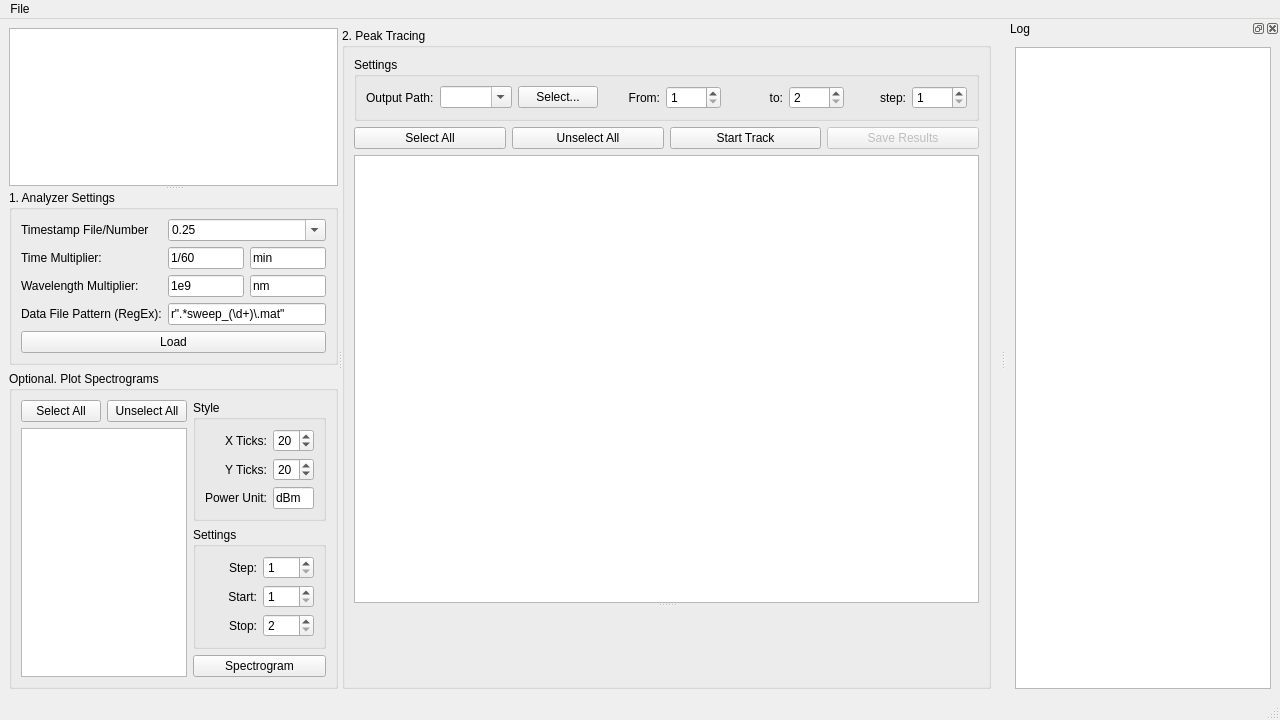
The window that RetrospectiveAnalysis/src/uic/ra_main_window.ui (EzekielDaun/biosensors) describes before a commit, drawn with Qt 5.
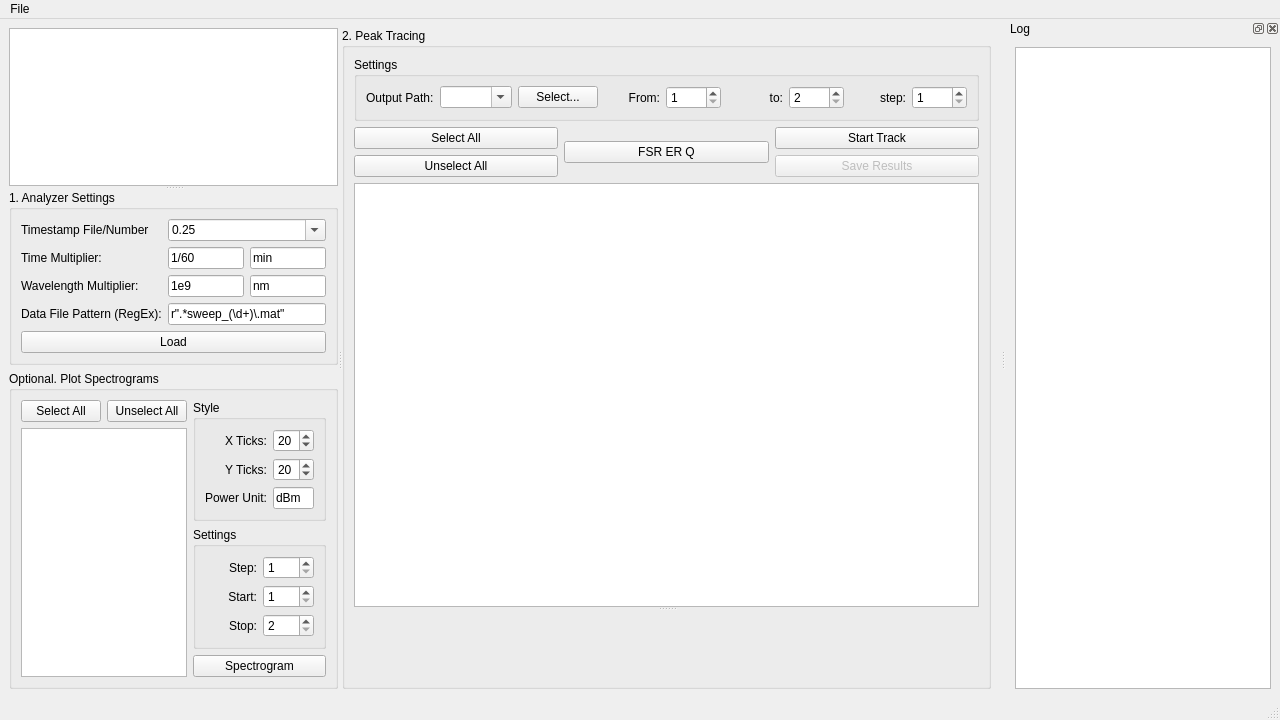
The same window after the commit.

Commit message: RA: fsr-er-q output as .mat with updated UI

The edit to the form file:
```diff
--- a/RetrospectiveAnalysis/src/uic/ra_main_window.ui
+++ b/RetrospectiveAnalysis/src/uic/ra_main_window.ui
@@ -456,29 +456,36 @@
          </widget>
         </item>
         <item>
-         <layout class="QHBoxLayout" name="horizontalLayout_5">
-          <item>
+         <layout class="QGridLayout" name="gridLayout_5">
+          <item row="0" column="0">
            <widget class="QPushButton" name="peakTrackingSelectAllButton">
             <property name="text">
              <string>Select All</string>
             </property>
            </widget>
           </item>
-          <item>
-           <widget class="QPushButton" name="peakTrackingUnselectAllButton">
+          <item row="0" column="1" rowspan="2">
+           <widget class="QPushButton" name="FSRERQButton">
             <property name="text">
-             <string>Unselect All</string>
+             <string>FSR ER Q</string>
             </property>
            </widget>
           </item>
-          <item>
+          <item row="0" column="2">
            <widget class="QPushButton" name="trackPeakButton">
             <property name="text">
              <string>Start Track</string>
             </property>
            </widget>
           </item>
-          <item>
+          <item row="1" column="0">
+           <widget class="QPushButton" name="peakTrackingUnselectAllButton">
+            <property name="text">
+             <string>Unselect All</string>
+            </property>
+           </widget>
+          </item>
+          <item row="1" column="2">
            <widget class="QPushButton" name="saveResultsButton">
             <property name="enabled">
              <bool>false</bool>
```
Left out of the diff: 19 changed lines with no effect on the pictures. The commit also changes 5 other files.
